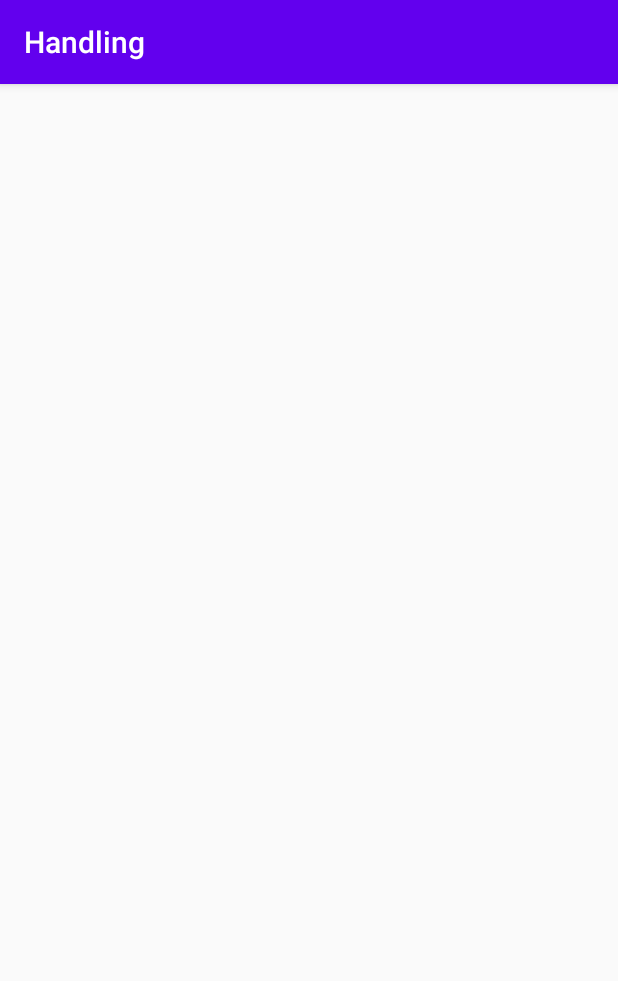
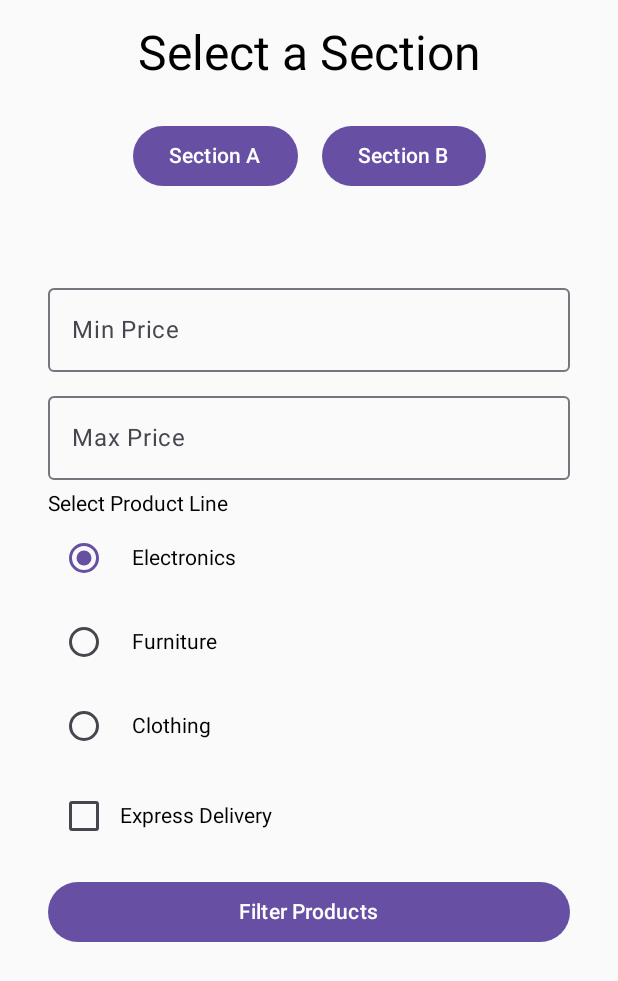
Before and after one commit to pabloruiz03/HandlingSectionA, an Android app built with Jetpack Compose: the screen it shows after launch (MainActivity), on a phone screen of 412 x 824 dp. Shown: the top 981 px of the screen. Run offline under Robolectric (Android 15) with nearby library versions, the phone set to English and light mode, and no system bars.

Commit message:
part 2.0

```diff
--- a/app/build.gradle.kts
+++ b/app/build.gradle.kts
@@ -50,6 +50,7 @@ dependencies {
     implementation(libs.androidx.ui.tooling.preview)
     implementation(libs.androidx.material3)
     implementation(libs.androidx.appcompat)
+    implementation(libs.androidx.recyclerview)
     testImplementation(libs.junit)
     androidTestImplementation(libs.androidx.junit)
     androidTestImplementation(libs.androidx.espresso.core)
--- a/app/src/main/java/pablo/ruiz/handling/MainActivity.kt
+++ b/app/src/main/java/pablo/ruiz/handling/MainActivity.kt
@@ -1,48 +1,60 @@
 package pablo.ruiz.handling
 
+import CommercialFormUI
 import android.os.Build
 import android.os.Bundle
-import android.widget.Toast
+import androidx.activity.ComponentActivity
+import androidx.activity.compose.setContent
 import androidx.annotation.RequiresApi
-import androidx.appcompat.app.AppCompatActivity
-import java.time.LocalDate
-import java.time.format.DateTimeFormatter
-import java.time.temporal.ChronoUnit
+import androidx.compose.foundation.layout.*
+import androidx.compose.material3.Button
+import androidx.compose.material3.MaterialTheme
+import androidx.compose.material3.Text
+import androidx.compose.runtime.*
+import androidx.compose.ui.Alignment
+import androidx.compose.ui.Modifier
+import androidx.compose.ui.unit.dp
+import pablo.ruiz.handling.sectionB.ExceptionHandlingUI
 
-// Custom exception class
-class DateOutOfRangeException(message: String) : Exception(message)
-
-class MainActivity : AppCompatActivity() {
-
+class MainActivity : ComponentActivity() {
     @RequiresApi(Build.VERSION_CODES.O)
     override fun onCreate(savedInstanceState: Bundle?) {
         super.onCreate(savedInstanceState)
-
-        val dateFormatter = DateTimeFormatter.ofPattern("yyyy-MM-dd")
-        val inputDate = "2025-07-01"
-
-        try {
-            // Parse the input date
-            val selectedDate = LocalDate.parse(inputDate, dateFormatter)
-
-            // Validate the date
-            validateDate(selectedDate)
-            Toast.makeText(this, "The selected date $selectedDate is within the allowed range", Toast.LENGTH_LONG).show()
-
-        } catch (e: DateOutOfRangeException) {
-            Toast.makeText(this, "Error: ${e.message}", Toast.LENGTH_LONG).show()
-        } catch (e: Exception) {
-            Toast.makeText(this, "Invalid input. Please enter a valid date in the format yyyy-MM-dd", Toast.LENGTH_LONG).show()
-        }
-    }
-
-    @RequiresApi(Build.VERSION_CODES.O)
-    private fun validateDate(selectedDate: LocalDate) {
-        val today = LocalDate.now()
-        val maxAllowedDate = today.plus(6, ChronoUnit.MONTHS)
-
-        if (selectedDate.isAfter(maxAllowedDate)) {
-            throw DateOutOfRangeException("Selected date exceeds the 6-month limit")
+        setContent {
+            AppNavigator()
         }
     }
 }
+
+@RequiresApi(Build.VERSION_CODES.O)
+@Composable
+fun AppNavigator() {
+    var selectedSection by remember { mutableStateOf("SectionA") }
+
+    Column(
+        modifier = Modifier
+            .fillMaxSize()
+            .padding(16.dp),
+        verticalArrangement = Arrangement.Top,
+        horizontalAlignment = Alignment.CenterHorizontally
+    ) {
+        Text("Select a Section", style = MaterialTheme.typography.headlineLarge)
+        Spacer(modifier = Modifier.height(16.dp))
+
+        Row {
+            Button(onClick = { selectedSection = "SectionA" }, modifier = Modifier.padding(8.dp)) {
+                Text("Section A")
+            }
+            Button(onClick = { selectedSection = "SectionB" }, modifier = Modifier.padding(8.dp)) {
+                Text("Section B")
+            }
+        }
+
+        Spacer(modifier = Modifier.height(32.dp))
+
+        when (selectedSection) {
+            "SectionA" -> CommercialFormUI()
+            "SectionB" -> ExceptionHandlingUI()
+        }
+    }
+}
--- /dev/null
+++ b/app/src/main/java/pablo/ruiz/handling/sectionA/CommercialForm.kt
@@ -0,0 +1,6 @@
+data class CommercialForm(
+    val minPrice: Double,
+    val maxPrice: Double,
+    val productLine: String,
+    val expressDelivery: Boolean
+)
--- /dev/null
+++ b/app/src/main/java/pablo/ruiz/handling/sectionA/CommercialFormUI.kt
@@ -0,0 +1,99 @@
+import androidx.compose.foundation.layout.*
+import androidx.compose.foundation.lazy.LazyColumn
+import androidx.compose.foundation.lazy.items
+import androidx.compose.material3.Button
+import androidx.compose.material3.Checkbox
+import androidx.compose.material3.OutlinedTextField
+import androidx.compose.material3.RadioButton
+import androidx.compose.material3.Text
+import androidx.compose.runtime.*
+import androidx.compose.ui.Modifier
+import androidx.compose.ui.unit.dp
+
+@Composable
+fun CommercialFormUI() {
+    var minPrice by remember { mutableStateOf("") }
+    var maxPrice by remember { mutableStateOf("") }
+    var selectedProductLine by remember { mutableStateOf("Electronics") }
+    var expressDelivery by remember { mutableStateOf(false) }
+    var filteredProducts by remember { mutableStateOf(emptyList<Product>()) }
+
+    Column(Modifier.padding(16.dp)) {
+        OutlinedTextField(
+            value = minPrice,
+            onValueChange = { minPrice = it },
+            label = { Text("Min Price") },
+            modifier = Modifier.fillMaxWidth()
+        )
+        Spacer(modifier = Modifier.height(8.dp))
+        OutlinedTextField(
+            value = maxPrice,
+            onValueChange = { maxPrice = it },
+            label = { Text("Max Price") },
+            modifier = Modifier.fillMaxWidth()
+        )
+        Spacer(modifier = Modifier.height(8.dp))
+
+        Text("Select Product Line")
+        ProductLineSelector(
+            selectedProductLine = selectedProductLine,
+            onProductLineSelected = { selectedProductLine = it }
+        )
+        Spacer(modifier = Modifier.height(8.dp))
+
+        Row(verticalAlignment = androidx.compose.ui.Alignment.CenterVertically) {
+            Checkbox(
+                checked = expressDelivery,
+                onCheckedChange = { expressDelivery = it }
+            )
+            Text("Express Delivery")
+        }
+
+        Spacer(modifier = Modifier.height(16.dp))
+        Button(
+            onClick = {
+                val form = CommercialForm(
+                    minPrice = minPrice.toDoubleOrNull() ?: 0.0,
+                    maxPrice = maxPrice.toDoubleOrNull() ?: Double.MAX_VALUE,
+                    productLine = selectedProductLine,
+                    expressDelivery = expressDelivery
+                )
+                filteredProducts = DatabaseQuery.filterProducts(form)
+            },
+            modifier = Modifier.fillMaxWidth()
+        ) {
+            Text("Filter Products")
+        }
+
+        Spacer(modifier = Modifier.height(16.dp))
+        LazyColumn {
+            items(filteredProducts) { product ->
+                Text("${product.name} - $${product.price}", Modifier.padding(8.dp))
+            }
+        }
+    }
+}
+
+@Composable
+fun ProductLineSelector(
+    selectedProductLine: String,
+    onProductLineSelected: (String) -> Unit
+) {
+    val productLines = listOf("Electronics", "Furniture", "Clothing")
+
+    Column {
+        productLines.forEach { productLine ->
+            Row(
+                verticalAlignment = androidx.compose.ui.Alignment.CenterVertically,
+                modifier = Modifier.padding(vertical = 4.dp)
+            ) {
+                RadioButton(
+                    selected = selectedProductLine == productLine,
+                    onClick = { onProductLineSelected(productLine) }
+                )
+                Spacer(modifier = Modifier.width(8.dp))
+                Text(productLine)
+            }
+        }
+    }
+}
--- /dev/null
+++ b/app/src/main/java/pablo/ruiz/handling/sectionB/CustomException.kt
@@ -0,0 +1,2 @@
+package pablo.ruiz.handling.sectionB
+class DateOutOfRangeException(message: String) : Exception(message)
--- a/gradle/libs.versions.toml
+++ b/gradle/libs.versions.toml
@@ -9,6 +9,7 @@ lifecycleRuntimeKtx = "2.8.7"
 activityCompose = "1.9.3"
 composeBom = "2024.04.01"
 appcompat = "1.7.0"
+recyclerview = "1.3.2"
 
 [libraries]
 androidx-core-ktx = { group = "androidx.core", name = "core-ktx", version.ref = "coreKtx" }
@@ -26,6 +27,7 @@ androidx-ui-test-manifest = { group = "androidx.compose.ui", name = "ui-test-man
 androidx-ui-test-junit4 = { group = "androidx.compose.ui", name = "ui-test-junit4" }
 androidx-material3 = { group = "androidx.compose.material3", name = "material3" }
 androidx-appcompat = { group = "androidx.appcompat", name = "appcompat", version.ref = "appcompat" }
+androidx-recyclerview = { group = "androidx.recyclerview", name = "recyclerview", version.ref = "recyclerview" }
 
 [plugins]
 android-application = { id = "com.android.application", version.ref = "agp" }
```
Also changed, not shown: app/src/main/java/pablo/ruiz/handling/sectionA/DatabaseQuery.kt (added, +22 -0 lines), app/src/main/java/pablo/ruiz/handling/sectionB/DateValidator.kt (added, +15 -0 lines), app/src/main/java/pablo/ruiz/handling/sectionB/ExceptionHandlingUI.kt (added, +59 -0 lines), app/src/main/java/pablo/ruiz/handling/sectionB/PreconditionFunctions.kt (added, +10 -0 lines).
